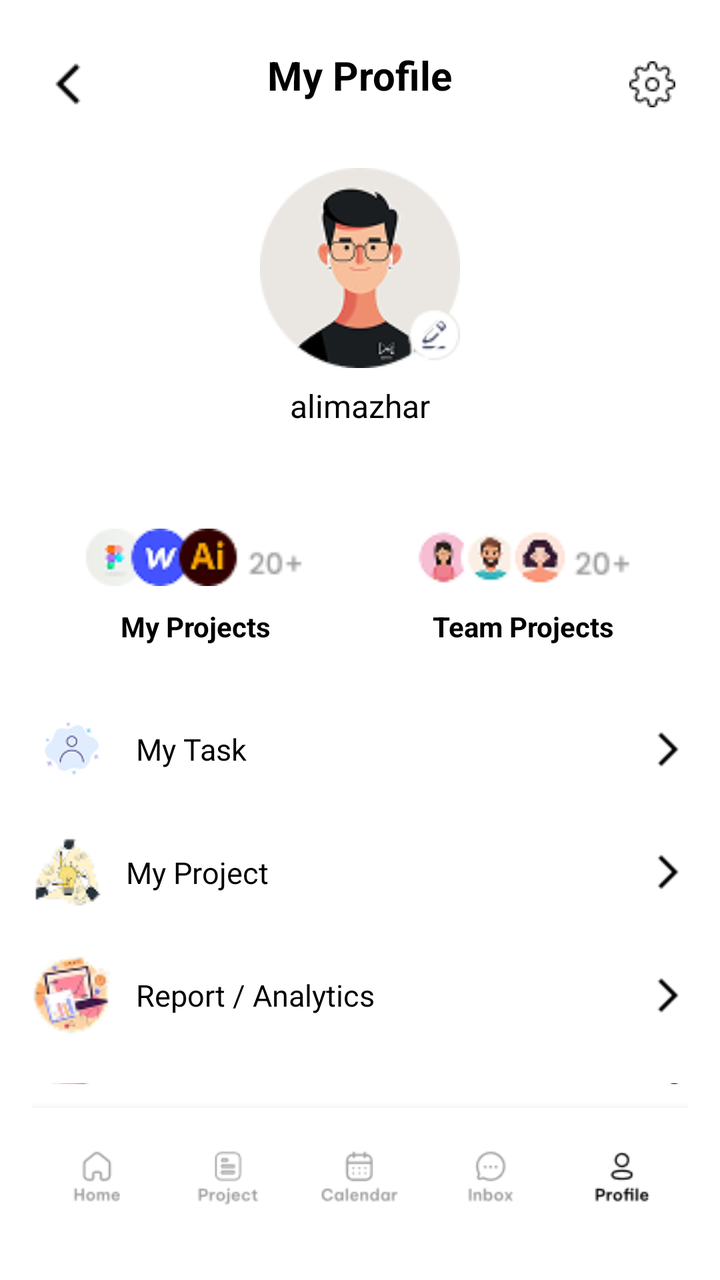
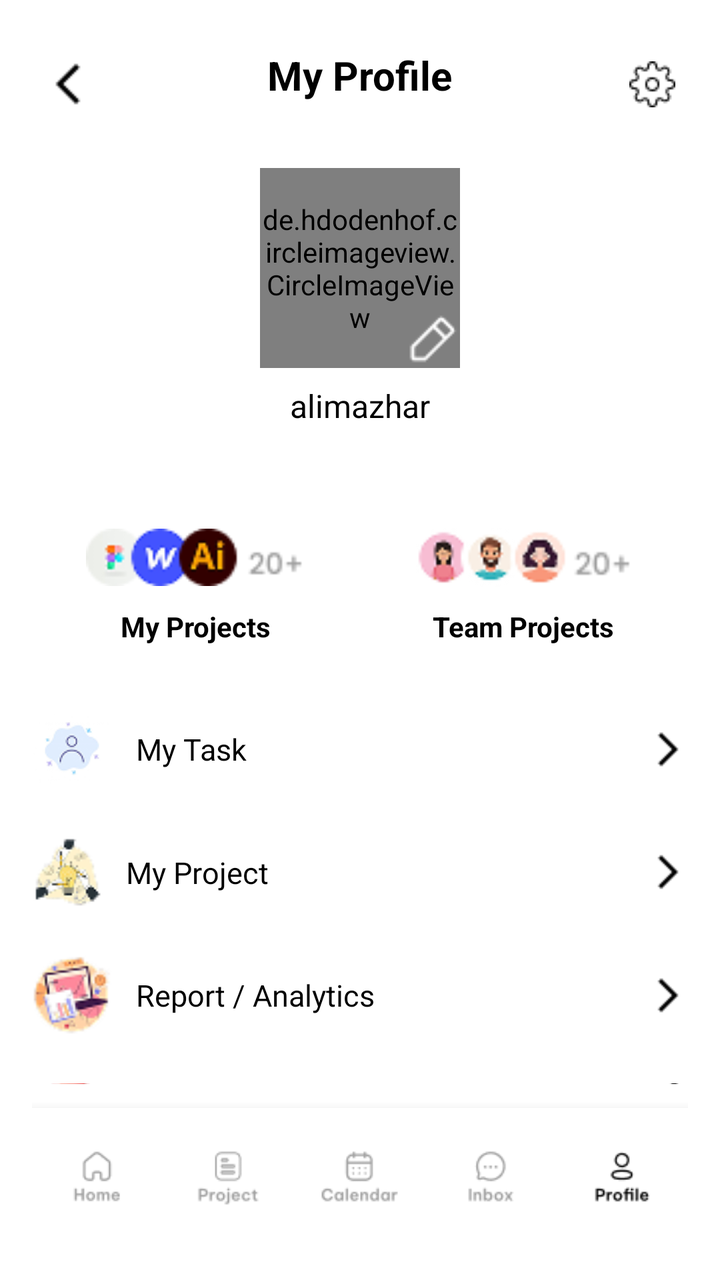

Screens rendered from an Android XML layout before and after an edit, with the pre-edit source and the edit as a unified diff.
<!-- AndroidManifest.xml: application theme Theme.Teamflow -->
<!-- res/layout/activity_profile_screen.xml -->
<?xml version="1.0" encoding="utf-8"?>
<LinearLayout xmlns:android="http://schemas.android.com/apk/res/android"
    xmlns:app="http://schemas.android.com/apk/res-auto"
    android:id="@+id/profile_root"
    android:layout_width="match_parent"
    android:layout_height="match_parent"
    android:orientation="vertical"
    android:background="@color/white"
    android:padding="16dp">

    
    <RelativeLayout
        android:id="@+id/topBar"
        android:layout_width="match_parent"
        android:layout_height="wrap_content"
        android:paddingVertical="8dp">

        <ImageButton
            android:id="@+id/btnBack"
            android:layout_width="36dp"
            android:layout_height="36dp"
            android:background="@null"
            android:src="@drawable/back_arrow_head"
            android:contentDescription="Back" />

        <TextView
            android:id="@+id/tvProfileTitle"
            android:layout_width="wrap_content"
            android:layout_height="wrap_content"
            android:layout_centerHorizontal="true"
            android:text="My Profile"
            android:textColor="@color/black"
            android:textStyle="bold"
            android:textSize="20sp" />

        <ImageButton
            android:id="@+id/btnSettings"
            android:layout_width="36dp"
            android:layout_height="36dp"
            android:layout_alignParentEnd="true"
            android:background="@null"
            android:src="@drawable/ic_settings"
            android:contentDescription="Settings" />
    </RelativeLayout>

    
    <LinearLayout
        android:id="@+id/profileInfoSection"
        android:layout_width="match_parent"
        android:layout_height="wrap_content"
        android:gravity="center"
        android:orientation="vertical"
        android:layout_marginTop="16dp">

        <RelativeLayout
            android:layout_width="100dp"
            android:layout_height="100dp">

            <ImageView
                android:id="@+id/imgProfile"
                android:layout_width="100dp"
                android:layout_height="100dp"
                android:src="@drawable/ic_avatar"
                android:scaleType="centerCrop"
                 />

            <ImageButton
                android:id="@+id/btnEditProfilePic"
                android:layout_width="28dp"
                android:layout_height="28dp"
                android:layout_alignParentBottom="true"
                android:layout_alignParentEnd="true"
                android:background="@drawable/edit_pen"
                android:contentDescription="Edit Profile Picture" />
        </RelativeLayout>

        <TextView
            android:id="@+id/tvUsername"
            android:layout_width="wrap_content"
            android:layout_height="wrap_content"
            android:text="alimazhar"
            android:textSize="16sp"
            android:textColor="@color/black"
            android:layout_marginTop="8dp" />
    </LinearLayout>

    
    <LinearLayout
        android:id="@+id/projectsSection"
        android:layout_width="match_parent"
        android:layout_height="wrap_content"
        android:orientation="horizontal"
        android:gravity="center"
        android:layout_marginTop="40dp">

        
        <LinearLayout
            android:id="@+id/layoutMyProjects"
            android:layout_width="0dp"
            android:layout_weight="1"
            android:layout_height="wrap_content"
            android:orientation="vertical"
            android:gravity="center">

            <ImageView
                android:layout_width="110dp"
                android:layout_height="50dp"
                android:src="@drawable/ic_myprojects" />

            <TextView
                android:layout_width="wrap_content"
                android:layout_height="wrap_content"
                android:text="My Projects"
                android:textStyle="bold"
                android:textColor="@color/black"
                android:textSize="14sp" />

       
        </LinearLayout>

        
        <LinearLayout
            android:id="@+id/layoutTeamProjects"
            android:layout_width="0dp"
            android:layout_weight="1"
            android:layout_height="wrap_content"
            android:orientation="vertical"
            android:gravity="center">

            <ImageView
                android:layout_width="110dp"
                android:layout_height="50dp"
                android:src="@drawable/ic_teamprojects" />

            <TextView
                android:layout_width="wrap_content"
                android:layout_height="wrap_content"
                android:text="Team Projects"
                android:textStyle="bold"
                android:textColor="@color/black"
                android:textSize="14sp" />

  
        </LinearLayout>
    </LinearLayout>

    
    <LinearLayout
        android:id="@+id/optionsMenu"
        android:layout_width="match_parent"
        android:layout_height="0dp"
        android:layout_weight="1"
        android:orientation="vertical"
        android:layout_marginTop="20dp">

        
        <LinearLayout
            android:id="@+id/btnMyTask"
            android:layout_width="match_parent"
            android:layout_height="wrap_content"
            android:orientation="horizontal"
            android:paddingVertical="12dp"
            android:gravity="center_vertical">

            <ImageView
                android:layout_width="40dp"
                android:layout_height="40dp"
                android:src="@drawable/ic_mytask_logout" />

            <TextView
                android:layout_width="0dp"
                android:layout_height="wrap_content"
                android:layout_weight="1"
                android:text="My Task"
                android:textColor="@color/black"
                android:textSize="15sp"
                android:layout_marginStart="12dp" />

            <ImageView
                android:layout_width="20dp"
                android:layout_height="20dp"
                android:rotation="180"
                android:src="@drawable/back_arrow_head" />
        </LinearLayout>

        
        <LinearLayout
            android:id="@+id/btnMyProject"
            android:layout_width="match_parent"
            android:layout_height="wrap_content"
            android:orientation="horizontal"
            android:paddingVertical="12dp"
            android:gravity="center_vertical">

            <ImageView
                android:layout_width="35dp"
                android:layout_height="35dp"
                android:src="@drawable/ic_myproject" />

            <TextView
                android:layout_width="0dp"
                android:layout_height="wrap_content"
                android:layout_weight="1"
                android:text="My Project"
                android:textColor="@color/black"
                android:textSize="15sp"
                android:layout_marginStart="12dp" />

            <ImageView
                android:layout_width="20dp"
                android:layout_height="20dp"
                android:rotation="180"
                android:src="@drawable/back_arrow_head" />
        </LinearLayout>

        
        <LinearLayout
            android:id="@+id/btnReportAnalytics"
            android:layout_width="match_parent"
            android:layout_height="wrap_content"
            android:orientation="horizontal"
            android:paddingVertical="12dp"
            android:gravity="center_vertical">

            <ImageView
                android:layout_width="40dp"
                android:layout_height="40dp"
                android:src="@drawable/ic_report" />

            <TextView
                android:layout_width="0dp"
                android:layout_height="wrap_content"
                android:layout_weight="1"
                android:text="Report / Analytics"
                android:textColor="@color/black"
                android:textSize="15sp"
                android:layout_marginStart="12dp" />

            <ImageView
                android:layout_width="20dp"
                android:layout_height="20dp"
                android:rotation="180"
                android:src="@drawable/back_arrow_head" />
        </LinearLayout>

        
        <LinearLayout
            android:id="@+id/btnFavorites"
            android:layout_width="match_parent"
            android:layout_height="wrap_content"
            android:orientation="horizontal"
            android:paddingVertical="12dp"
            android:gravity="center_vertical">

            <ImageView
                android:layout_width="40dp"
                android:layout_height="40dp"
                android:src="@drawable/ic_favorites" />

            <TextView
                android:layout_width="0dp"
                android:layout_height="wrap_content"
                android:layout_weight="1"
                android:text="Favorites"
                android:textColor="@color/black"
                android:textSize="15sp"
                android:layout_marginStart="12dp" />

            <ImageView
                android:layout_width="20dp"
                android:layout_height="20dp"
                android:rotation="180"
                android:src="@drawable/back_arrow_head" />
        </LinearLayout>

        
        <LinearLayout
            android:id="@+id/btnLogout"
            android:layout_width="match_parent"
            android:layout_height="wrap_content"
            android:orientation="horizontal"
            android:paddingVertical="12dp"
            android:gravity="center_vertical">

            <ImageView
                android:layout_width="40dp"
                android:layout_height="40dp"
                android:src="@drawable/ic_mytask_logout" />

            <TextView
                android:layout_width="0dp"
                android:layout_height="wrap_content"
                android:layout_weight="1"
                android:text="Log out"
                android:textColor="@color/black"
                android:textSize="15sp"
                android:layout_marginStart="12dp" />

            <ImageView
                android:layout_width="20dp"
                android:layout_height="20dp"
                android:rotation="180"
                android:src="@drawable/back_arrow_head" />
        </LinearLayout>
    </LinearLayout>

    
    <LinearLayout
        android:id="@+id/bottomNav"
        android:layout_alignParentBottom="true"
        android:layout_width="match_parent"
        android:layout_height="70dp"
        android:orientation="horizontal"
        android:background="@color/white"
        android:weightSum="5"
        android:elevation="8dp"
        android:paddingVertical="8dp">

        
        <LinearLayout
            android:layout_width="0dp"
            android:layout_height="match_parent"
            android:layout_weight="1"
            android:gravity="center"
            android:orientation="vertical">
            <ImageView
                android:layout_width="match_parent"
                android:layout_height="match_parent"
                android:layout_margin="10dp"
                android:src="@drawable/home_unselect" />
        </LinearLayout>

        
        <LinearLayout
            android:layout_width="0dp"
            android:layout_height="match_parent"
            android:layout_weight="1"
            android:gravity="center"
            android:orientation="vertical">
            <ImageView
                android:layout_width="match_parent"
                android:layout_height="match_parent"
                android:layout_margin="10dp"
                android:src="@drawable/project_unselect" />
        </LinearLayout>

        
        <LinearLayout
            android:layout_width="0dp"
            android:layout_height="match_parent"
            android:layout_weight="1"
            android:gravity="center"
            android:orientation="vertical">
            <ImageView
                android:layout_width="match_parent"
                android:layout_height="match_parent"
                android:layout_margin="10dp"
                android:src="@drawable/calendar_unselect" />
        </LinearLayout>

        
        <LinearLayout
            android:layout_width="0dp"
            android:layout_height="match_parent"
            android:layout_weight="1"
            android:gravity="center"
            android:orientation="vertical">
            <ImageView
                android:layout_width="match_parent"
                android:layout_height="match_parent"
                android:layout_margin="10dp"
                android:src="@drawable/inbox_unselect" />
        </LinearLayout>

        
        <LinearLayout
            android:layout_width="0dp"
            android:layout_height="match_parent"
            android:layout_weight="1"
            android:gravity="center"
            android:orientation="vertical">
            <ImageView
                android:layout_width="match_parent"
                android:layout_height="match_parent"
                android:layout_margin="10dp"
                android:tint="@color/black"
                android:src="@drawable/profile_unselect" />
        </LinearLayout>
    </LinearLayout>
</LinearLayout>
<!-- resources referenced by this layout -->
<resources>
  <color name="black">#FF000000</color>
  <color name="white">#FFFFFFFF</color>
  <!-- drawable back_arrow_head: png bitmap (drawable, 210 bytes) -->
  <!-- drawable calendar_unselect: png bitmap (drawable, 1151 bytes) -->
  <!-- drawable edit_pen: png bitmap (drawable, 311 bytes) -->
  <!-- drawable home_unselect: png bitmap (drawable, 898 bytes) -->
  <!-- drawable ic_avatar: png bitmap (drawable, 9396 bytes) -->
  <!-- drawable ic_favorites: png bitmap (drawable, 2783 bytes) -->
  <!-- drawable ic_myproject: png bitmap (drawable, 2524 bytes) -->
  <!-- drawable ic_myprojects: png bitmap (drawable, 3120 bytes) -->
  <!-- drawable ic_mytask_logout: png bitmap (drawable, 2630 bytes) -->
  <!-- drawable ic_report: png bitmap (drawable, 3571 bytes) -->
  <!-- drawable ic_settings: png bitmap (drawable, 476 bytes) -->
  <!-- drawable ic_teamprojects: png bitmap (drawable, 3392 bytes) -->
  <!-- drawable inbox_unselect: png bitmap (drawable, 952 bytes) -->
  <!-- drawable profile_unselect: png bitmap (drawable, 1003 bytes) -->
  <!-- drawable project_unselect: png bitmap (drawable, 1091 bytes) -->
  <style name="Theme.Teamflow" parent="Base.Theme.Teamflow" />
  <style name="Base.Theme.Teamflow" parent="Theme.Material3.DayNight.NoActionBar">
          
         <item name="colorPrimary">#2F6CE5</item>
      </style>
</resources>

<!-- the commit's change to res/layout/activity_profile_screen.xml (unified diff, before → after) -->
@@ -56,12 +56,14 @@
             android:layout_width="100dp"
             android:layout_height="100dp">
 
-            <ImageView
+            <de.hdodenhof.circleimageview.CircleImageView
                 android:id="@+id/imgProfile"
-                android:layout_width="100dp"
-                android:layout_height="100dp"
+                android:layout_width="150dp"
+                android:layout_height="150dp"
                 android:src="@drawable/ic_avatar"
                 android:scaleType="centerCrop"
+                app:civ_border_width="1dp"
+                app:civ_border_color="#FF000000"
                  />
 
             <ImageButton
@@ -245,7 +247,7 @@
 
         
         <LinearLayout
-            android:id="@+id/btnFavorites"
+            android:id="@+id/btnEditProfile"
             android:layout_width="match_parent"
             android:layout_height="wrap_content"
             android:orientation="horizontal"
@@ -261,7 +263,7 @@
                 android:layout_width="0dp"
                 android:layout_height="wrap_content"
                 android:layout_weight="1"
-                android:text="Favorites"
+                android:text="Edit Profile"
                 android:textColor="@color/black"
                 android:textSize="15sp"
                 android:layout_marginStart="12dp" />
@@ -318,6 +320,7 @@
 
         
         <LinearLayout
+            android:id="@+id/navHome"
             android:layout_width="0dp"
             android:layout_height="match_parent"
             android:layout_weight="1"
@@ -332,6 +335,7 @@
 
         
         <LinearLayout
+            android:id="@+id/navProjects"
             android:layout_width="0dp"
             android:layout_height="match_parent"
             android:layout_weight="1"
@@ -346,6 +350,7 @@
 
         
         <LinearLayout
+            android:id="@+id/navCalendar"
             android:layout_width="0dp"
             android:layout_height="match_parent"
             android:layout_weight="1"
@@ -360,6 +365,7 @@
 
         
         <LinearLayout
+            android:id="@+id/navInbox"
             android:layout_width="0dp"
             android:layout_height="match_parent"
             android:layout_weight="1"
@@ -374,6 +380,7 @@
 
         
         <LinearLayout
+            android:id="@+id/navProfile"
             android:layout_width="0dp"
             android:layout_height="match_parent"
             android:layout_weight="1"
